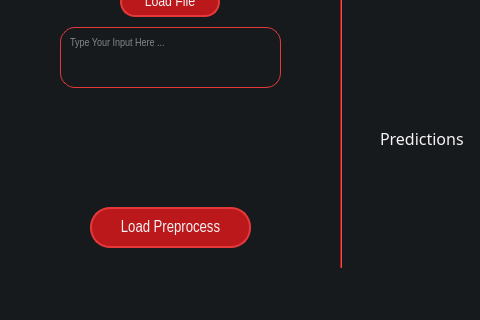
First picture: the form in main-page.ui, repository heidariarash/NN2GUI, before the edit; both pictures show x 0 to 480 and y 383 to 703 of the 946 by 703 pixel window.
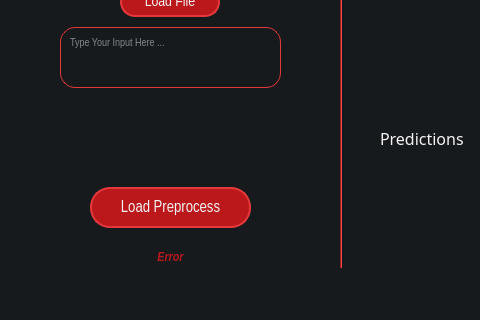
Second picture: the form after the edit. Icons and pictures are not drawn.

Commit message: load preprocess error in ui added

Patch:
```diff
--- a/main-page.ui
+++ b/main-page.ui
@@ -97,7 +97,7 @@
     <property name="geometry">
      <rect>
       <x>90</x>
-      <y>590</y>
+      <y>570</y>
       <width>161</width>
       <height>41</height>
      </rect>
@@ -652,6 +652,36 @@
      <enum>Qt::Vertical</enum>
     </property>
    </widget>
+   <widget class="QLabel" name="load_preprocess_error">
+    <property name="geometry">
+     <rect>
+      <x>60</x>
+      <y>630</y>
+      <width>221</width>
+      <height>21</height>
+     </rect>
+    </property>
+    <property name="font">
+     <font>
+      <family>Arial Narrow</family>
+      <pointsize>10</pointsize>
+      <weight>75</weight>
+      <italic>true</italic>
+      <bold>true</bold>
+     </font>
+    </property>
+    <property name="styleSheet">
+     <string notr="true">QLabel {
+	color: #BA181B;
+}</string>
+    </property>
+    <property name="text">
+     <string>Error</string>
+    </property>
+    <property name="alignment">
+     <set>Qt::AlignCenter</set>
+    </property>
+   </widget>
   </widget>
   <widget class="QMenuBar" name="menubar">
    <property name="geometry">
```
The commit also changes 1 other file.
